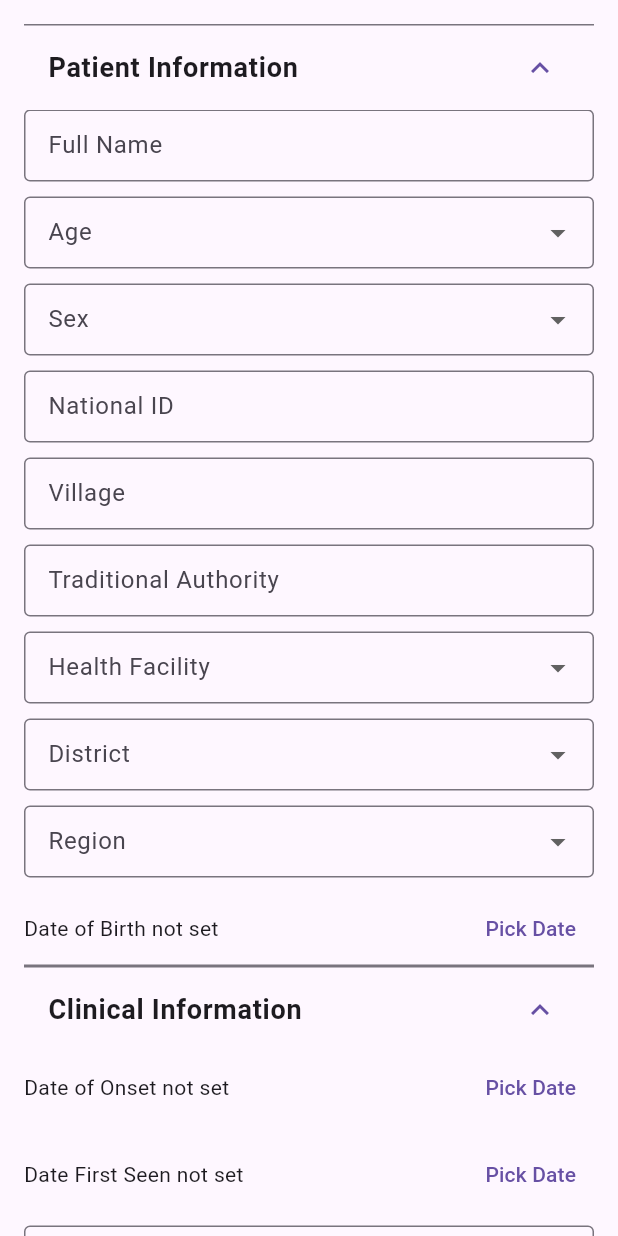
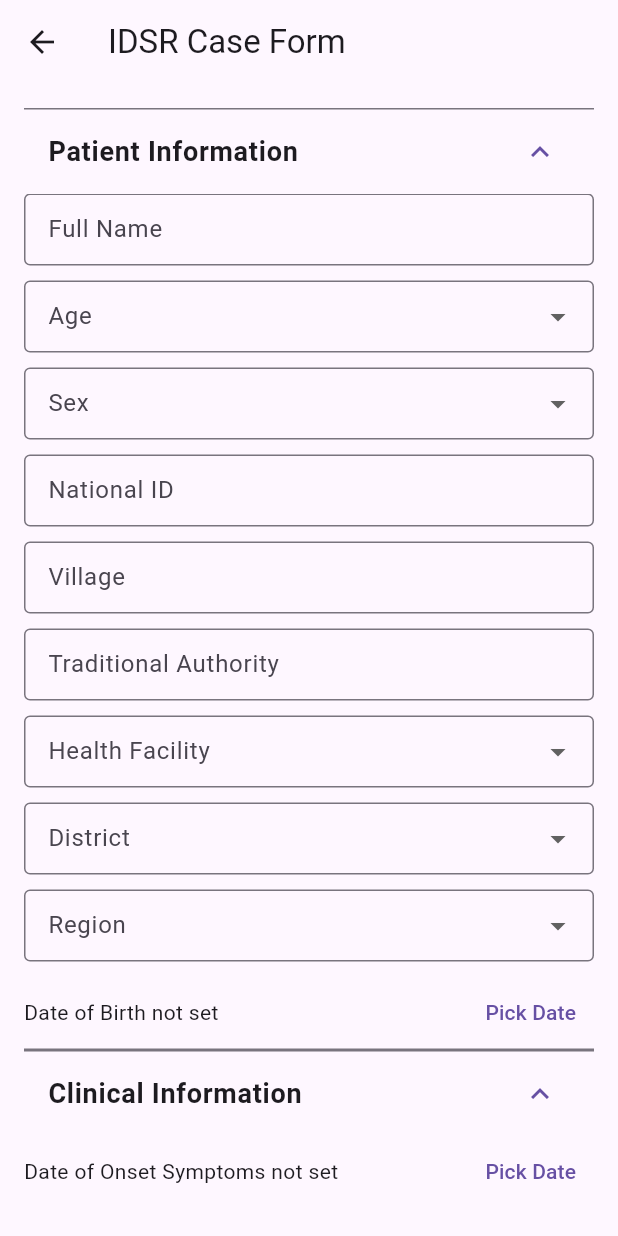
Before and after one commit to Tuntufye4/IDSR-app, a Flutter app: the FormPage screen opened directly with empty values, on a phone screen of 412 x 824 dp. Run offline on Flutter 3.47's test engine with Material 3 defaults, Android fonts, the light colour scheme and no system bars; our stand-ins replace fl_chart; network calls fail.

Commit message:
added comps

```diff
--- /dev/null
+++ b/IDSR/lib/components/dropdown_options.dart
@@ -0,0 +1,195 @@
+// dropdown_options.dart
+
+const List<String> sexes = ['Male', 'Female'];
+
+const List<String> ageOptions = [
+  '0-4',
+  '5-14',
+  '15-24',
+  '25-34',
+  '35-44',
+  '45-54',
+  '55-64',
+  '65+',
+];
+
+const List<String> regions = [
+  'Northern',
+  'Central',
+  'Southern',
+];
+
+final List<String> weekNumbers = [
+  for (int i = 1; i <= 52; i++) 'Week $i',
+];
+
+const List<String> districts = [
+  'Blantyre',
+  'Lilongwe',
+  'Mzimba',
+  'Zomba',
+  'Mangochi',
+  'Mulanje',
+  'Dedza',
+  'Chikwawa',
+  'Ntcheu',
+  'Rumphi',
+  'Nsanje',
+  'Nkhatabay',
+  'Mzuzu',
+  'Ntchisi',
+  'Mchinji',
+  'Karonga',
+  'Salima',
+  'Balaka',
+  'Neno',
+  'Phalombe',
+  'Chiradzulu',
+  'Nkhotakota',
+  'Kasungu',
+  'Thyolo',
+  'Dowa',
+];
+
+const List<String> healthFacilityOptions = [
+  'Queen Elizabeth Central Hospital',
+  'Kamuzu Central Hospital',
+  'Mzuzu Central Hospital',
+  'Zomba Central Hospital',
+  'District Hospital',
+  'Health Centre',
+  'Community Clinic',
+];
+
+const List<String> diseases = [
+  'Cholera',
+  'Plague',
+  'Yellow fever',
+  'Ebola virus',
+  'Marburg virus',
+  'Measles',
+  'Polio',
+  'Meningitis',
+  'Anthrax',
+  'Rabies',
+  'COVID-19',
+  'Typhoid',
+  'Dysentery',
+  'Malaria',
+  'Tuberculosis',
+  'HIV/AIDS',
+  'Other',
+];
+
+const List<String> caseClassifications = [
+  'Suspected',
+  'Probable',
+  'Confirmed',
+];
+
+const List<String> outcomes = [
+  'Alive',
+  'Deceased',
+  'Unknown',
+];
+
+const List<String> diagnosisTypes = [
+  'Clinical',
+  'Laboratory',
+  'Epidemiological',
+];
+
+const List<String> yesNoUnknown = [
+  'Yes',
+  'No',
+  'Unknown',
+];
+
+const List<String> specimenTypeOptions = [
+  'Blood',
+  'Urine',
+  'Sputum',
+  'Stool',
+  'Swab',
+  'Other',
+];
+
+const List<String> labResults = [
+  'Positive',
+  'Negative',
+  'Pending',
+  'Inconclusive',
+];
+
+const List<String> finalClassifications = [
+  'Confirmed',
+  'Discarded',
+  'Compatible',
+  'Unknown',
+];
+
+const List<String> vaccinationStatusList = [
+  'Vaccinated',
+  'Not Vaccinated',
+  'Unknown',
+];
+
+const List<String> travelHistoryOptions = [
+  'Yes',
+  'No',
+];
+
+const List<String> designationOptions = [
+  'Health Surveillance Assistant',
+  'Clinician',
+  'Nurse',
+  'Laboratory Technician',
+  'Environmental Health Officer',
+  'Other',
+];
+
+const List<String> healthFacilityCodes = [
+  'BLT001',
+  'LLW002',
+  'MZB003',
+  'ZBA004',
+  'MNG005',
+  'MLJ006',
+  'Other',
+];
+
+const List<String> districtCodes = [
+  'BT',
+  'LL',
+  'MZ',
+  'ZB',
+  'MN',
+  'ML',
+  'DZ',
+  'CK',
+  'NT',
+  'RP',
+  'NS',
+  'NK',
+  'MZ',
+  'NC',
+  'MC',
+  'KR',
+  'SL',
+  'BK',
+  'NN',
+  'PH',
+  'CH',
+  'NK',
+  'KS',
+  'TH',
+  'DW',
+];
+
+const List<String> yearOptions = [
+  '2023',
+  '2024',
+  '2025',
+  '2026',
+  '2027',
+];
--- a/IDSR/lib/pages/form_page.dart
+++ b/IDSR/lib/pages/form_page.dart
@@ -1,6 +1,7 @@
 import 'package:flutter/material.dart';
 import '/models/idsr_case.dart';
 import '/api/idsr_api.dart';
+import '../components/dropdown_options.dart';
 
 class FormPage extends StatefulWidget {
   final IdsrApi api;
@@ -28,67 +29,45 @@ class _FormPageState extends State<FormPage> {
   final _travelDestinationController = TextEditingController();
 
   // Dropdowns
-  String? _sex;
-  String? _disease;
-  String? _caseClassification;
-  String? _outcome;
-  String? _specimenCollected;
-  String? _specimenSentToLab;
-  String? _labResult;
-  String? _finalCaseClassification;
-  String? _vaccinationStatus;
-  String? _contactWithConfirmedCase;
-  String? _recentTravelHistory;
-  String? _designation;
-  String? _diagnosisType;
-  String? _district;
-  String? _districtCode;
-  String? _healthFacility;
-  String? _healthFacilityCode;
-  String? _region;
-  String? _specimenType;
+  String? _sex,
+      _disease,
+      _caseClassification,
+      _outcome,
+      _specimenCollected,
+      _specimenSentToLab,
+      _labResult,
+      _finalCaseClassification,
+      _vaccinationStatus,
+      _contactWithConfirmedCase,
+      _recentTravelHistory,
+      _designation,
+      _diagnosisType,
+      _district,
+      _districtCode,
+      _healthFacility,
+      _healthFacilityCode,
+      _region,
+      _specimenType;
 
-  // Nullable int dropdowns
-  int? _age;
-  int? _reportingWeekNumber;
-  int? _year;
+  int? _age, _reportingWeekNumber, _year;
 
   // Dates
-  DateTime? _dob;
-  DateTime? _dateOnsetSymptoms;
-  DateTime? _dateFirstSeen;
-  DateTime? _dateOfDeath;
-  DateTime? _dateSpecimenCollected;
-  DateTime? _dateResultReceived;
-  DateTime? _dateLastVaccination;
-  DateTime? _dateReported;
-  DateTime? _dateFormCompleted;
-
-  // Options
-  final _yesNoUnknown = ['Yes', 'No', 'Unknown'];
-  final _outcomes = ['Alive', 'Recovered', 'Deceased'];
-  final _labResults = ['Positive', 'Negative', 'Pending'];
-  final _finalClassifications = ['Confirmed', 'Discarded', 'Unknown'];
-  final _vaccinationStatusList = ['Vaccinated', 'Not Vaccinated', 'Unknown'];
-  final _travelHistoryOptions = ['Yes', 'No'];
-  final _designationOptions = ['Doctor', 'Nurse', 'Clinical Officer', 'HSAS', 'Lab Technician'];
-  final _diagnosisTypes = ['Clinical', 'Laboratory Confirmed', 'Epidemiological Link', 'Suspected', 'Probable'];
-  final _districtOptions = ['Blantyre', 'Lilongwe', 'Mzimba', 'Zomba', 'Ntcheu'];
-  final _districtCodeOptions = ['BLK', 'LIL', 'MZH', 'ZMB', 'NTC'];
-  final _healthFacilityOptions = ['Chilomoni HC', 'Queen Elizabeth Central Hospital', 'Kamuzu Central Hospital', 'Zomba Central Hospital', 'Mzuzu Central Hospital'];
-  final _healthFacilityCodeOptions = ['BLK01', 'BLK02', 'LIL01', 'LIL02', 'MZH01'];
-  final _regionOptions = ['Northern', 'Central', 'Southern'];
-  final _specimenTypeOptions = ['Blood', 'Urine', 'Stool', 'Sputum', 'Swab', 'Other'];
-  final _ageOptions = List<int>.generate(121, (i) => i); // 0-120
-  final _weekNumbers = List<int>.generate(53, (i) => i + 1); // 1-53
-  final _yearOptions = List<int>.generate(21, (i) => 2020 + i); // 2020-2040
+  DateTime? _dob,
+      _dateOnset,
+      _dateFirstSeen,
+      _dateOfDeath,
+      _dateSpecimenCollected,
+      _dateResultReceived,
+      _dateLastVaccination,
+      _dateReported,
+      _dateFormCompleted;
 
   // Section expanded states
-  bool _patientInfoExpanded = true;
-  bool _clinicalInfoExpanded = true;
-  bool _specimenLabInfoExpanded = true;
-  bool _vaccinationContactExpanded = true;
-  bool _reporterInfoExpanded = true;
+  bool _patientInfoExpanded = true,
+      _clinicalInfoExpanded = true,
+      _specimenLabInfoExpanded = true,
+      _vaccinationContactExpanded = true,
+      _reporterInfoExpanded = true;
 
   @override
   void dispose() {
@@ -106,7 +85,7 @@ class _FormPageState extends State<FormPage> {
     super.dispose();
   }
 
-  Future<void> _pickDate(String label, DateTime? value, Function(DateTime) onPicked) async {
+  Future<void> _pickDate(String label, DateTime? value, void Function(DateTime) onPicked) async {
     final picked = await showDatePicker(
       context: context,
       initialDate: value ?? DateTime.now(),
@@ -122,7 +101,10 @@ class _FormPageState extends State<FormPage> {
         Expanded(
           child: Text(value == null ? '$label not set' : '$label: ${value.toIso8601String().split("T")[0]}'),
         ),
-        TextButton(onPressed: () => _pickDate(label, value, onPick), child: const Text('Pick Date')),
+        TextButton(
+          onPressed: () => _pickDate(label, value, onPick),
+          child: const Text('Pick Date'),
+        ),
       ],
     );
   }
@@ -157,11 +139,10 @@ class _FormPageState extends State<FormPage> {
     );
   }
 
-  Future<void> _submit() async {
+  Future<void> _submitForm() async {
     if (!_formKey.currentState!.validate()) return;
 
     final caseData = IdsrCase(
-   //   patientId:  // backend will generate
       fullName: _fullNameController.text,
       age: _age,
       sex: _sex,
@@ -172,7 +153,7 @@ class _FormPageState extends State<FormPage> {
       healthFacility: _healthFacility,
       district: _district,
       region: _region,
-      dateOnsetSymptoms: _dateOnsetSymptoms,
+      dateOnsetSymptoms: _dateOnset,
       dateFirstSeen: _dateFirstSeen,
       disease: _disease,
       caseClassification: _caseClassification,
@@ -251,7 +232,7 @@ class _FormPageState extends State<FormPage> {
       _reportingWeekNumber = null;
       _year = null;
       _dob = null;
-      _dateOnsetSymptoms = null;
+      _dateOnset = null;
       _dateFirstSeen = null;
       _dateOfDeath = null;
       _dateSpecimenCollected = null;
@@ -260,17 +241,18 @@ class _FormPageState extends State<FormPage> {
       _dateReported = null;
       _dateFormCompleted = null;
 
-      _patientInfoExpanded = false;
-      _clinicalInfoExpanded = false;
-      _specimenLabInfoExpanded = false;
-      _vaccinationContactExpanded = false;
-      _reporterInfoExpanded = false;
+      _patientInfoExpanded = true;
+      _clinicalInfoExpanded = true;
+      _specimenLabInfoExpanded = true;
+      _vaccinationContactExpanded = true;
+      _reporterInfoExpanded = true;
     });
   }
 
   @override
   Widget build(BuildContext context) {
     return Scaffold(
+      appBar: AppBar(title: const Text('IDSR Case Form')),
       body: SingleChildScrollView(
         padding: const EdgeInsets.all(16),
         child: Form(
@@ -278,14 +260,14 @@ class _FormPageState extends State<FormPage> {
           child: Column(
             crossAxisAlignment: CrossAxisAlignment.stretch,
             children: [
-              // Patient Information
+              // Patient Info
               ExpansionTile(
                 initiallyExpanded: _patientInfoExpanded,
                 title: const Text('Patient Information', style: TextStyle(fontSize: 18, fontWeight: FontWeight.bold)),
                 children: [
                   _textField('Full Name', _fullNameController),
                   const SizedBox(height: 10),
-                  _dropdownField('Age', _age, _ageOptions, (v) => setState(() => _age = v)),
+                  _dropdownField('Age', _age, List<int>.generate(121, (i) => i), (v) => setState(() => _age = v)),
                   const SizedBox(height: 10),
                   _dropdownField('Sex', _sex, ['Male', 'Female'], (v) => setState(() => _sex = v)),
                   const SizedBox(height: 10),
@@ -295,91 +277,87 @@ class _FormPageState extends State<FormPage> {
                   const SizedBox(height: 10),
                   _textField('Traditional Authority', _taController),
                   const SizedBox(height: 10),
-                  _dropdownField('Health Facility', _healthFacility, _healthFacilityOptions, (v) => setState(() => _healthFacility = v)),
+                  _dropdownField('Health Facility', _healthFacility, healthFacilityOptions, (v) => setState(() => _healthFacility = v)),
                   const SizedBox(height: 10),
-                  _dropdownField('District', _district, _districtOptions, (v) => setState(() => _district = v)),
+                  _dropdownField('District', _district, districts, (v) => setState(() => _district = v)),
                   const SizedBox(height: 10),
-                  _dropdownField('Region', _region, _regionOptions, (v) => setState(() => _region = v)),
+                  _dropdownField('Region', _region, regions, (v) => setState(() => _region = v)),
                   const SizedBox(height: 10),
                   _dateRow('Date of Birth', _dob, (d) => setState(() => _dob = d)),
                 ],
               ),
 
-              // Clinical Information
+              // Clinical Info
               ExpansionTile(
                 initiallyExpanded: _clinicalInfoExpanded,
                 title: const Text('Clinical Information', style: TextStyle(fontSize: 18, fontWeight: FontWeight.bold)),
                 children: [
-                  _dateRow('Date of Onset', _dateOnsetSymptoms, (d) => setState(() => _dateOnsetSymptoms = d)),
+                  _dateRow('Date of Onset Symptoms', _dateOnset, (d) => setState(() => _dateOnset = d)),
                   const SizedBox(height: 10),
                   _dateRow('Date First Seen', _dateFirstSeen, (d) => setState(() => _dateFirstSeen = d)),
                   const SizedBox(height: 10),
-                  _dropdownField('Disease', _disease, ['Cholera','Plague','Yellow fever','Ebola virus','Marburg virus','Measles','Polio','Meningitis','Anthrax','Rabies','COVID-19','Typhoid','Dysentery','Malaria','Tuberculosis','HIV/AIDS'], (v) => setState(() => _disease = v)),
+                  _dropdownField('Disease', _disease, diseases, (v) => setState(() => _disease = v)),
                   const SizedBox(height: 10),
-                  _dropdownField('Classification', _caseClassification, ['Suspected', 'Probable', 'Confirmed'], (v) => setState(() => _caseClassification = v)),
+                  _dropdownField('Case Classification', _caseClassification, caseClassifications, (v) => setState(() => _caseClassification = v)),
                   const SizedBox(height: 10),
-                  _dropdownField('Outcome', _outcome, _outcomes, (v) => setState(() => _outcome = v)),
+                  _dropdownField('Outcome', _outcome, outcomes, (v) => setState(() => _outcome = v)),
                   if (_outcome == 'Deceased')
                     _dateRow('Date of Death', _dateOfDeath, (d) => setState(() => _dateOfDeath = d)),
                   const SizedBox(height: 10),
-                  _dropdownField('Diagnosis Type', _diagnosisType, _diagnosisTypes, (v) => setState(() => _diagnosisType = v)),
+                  _dropdownField('Diagnosis Type', _diagnosisType, diagnosisTypes, (v) => setState(() => _diagnosisType = v)),
                 ],
               ),
 
-              // Specimen & Lab Information
+              // Specimen & Lab Info
               ExpansionTile(
                 initiallyExpanded: _specimenLabInfoExpanded,
                 title: const Text('Specimen & Lab Information', style: TextStyle(fontSize: 18, fontWeight: FontWeight.bold)),
                 children: [
-                  _dropdownField('Specimen Collected', _specimenCollected, _yesNoUnknown, (v) => setState(() => _specimenCollected = v)),
-                  const SizedBox(height: 10),
+                  _dropdownField('Specimen Collected', _specimenCollected, yesNoUnknown, (v) => setState(() => _specimenCollected = v)),
                   if (_specimenCollected == 'Yes') ...[
                     _dateRow('Date Specimen Collected', _dateSpecimenCollected, (d) => setState(() => _dateSpecimenCollected = d)),
                     const SizedBox(height: 10),
-                    _dropdownField('Specimen Type', _specimenType, _specimenTypeOptions, (v) => setState(() => _specimenType = v)),
+                    _dropdownField('Specimen Type', _specimenType, specimenTypeOptions, (v) => setState(() => _specimenType = v)),
                   ],
                   const SizedBox(height: 10),
-                  _dropdownField('Specimen Sent to Lab', _specimenSentToLab, _yesNoUnknown, (v) => setState(() => _specimenSentToLab = v)),
-                  const SizedBox(height: 10),
+                  _dropdownField('Specimen Sent to Lab', _specimenSentToLab, yesNoUnknown, (v) => setState(() => _specimenSentToLab = v)),
                   if (_specimenSentToLab == 'Yes') ...[
                     _textField('Lab Name', _labNameController),
                     const SizedBox(height: 10),
-                    _dropdownField('Lab Result', _labResult, _labResults, (v) => setState(() => _labResult = v)),
+                    _dropdownField('Lab Result', _labResult, labResults, (v) => setState(() => _labResult = v)),
                     const SizedBox(height: 10),
                     _dateRow('Date Result Received', _dateResultReceived, (d) => setState(() => _dateResultReceived = d)),
                   ],
                   const SizedBox(height: 10),
-                  _dropdownField('Final Case Classification', _finalCaseClassification, _finalClassifications, (v) => setState(() => _finalCaseClassification = v)),
+                  _dropdownField('Final Case Classification', _finalCaseClassification, finalClassifications, (v) => setState(() => _finalCaseClassification = v)),
                 ],
               ),
 
-              // Vaccination & Contact History
+              // Vaccination & Contact
               ExpansionTile(
                 initiallyExpanded: _vaccinationContactExpanded,
                 title: const Text('Vaccination & Contact History', style: TextStyle(fontSize: 18, fontWeight: FontWeight.bold)),
                 children: [
-                  _dropdownField('Vaccination Status', _vaccinationStatus, _vaccinationStatusList, (v) => setState(() => _vaccinationStatus = v)),
-                  const SizedBox(height: 10),
+                  _dropdownField('Vaccination Status', _vaccinationStatus, vaccinationStatusList, (v) => setState(() => _vaccinationStatus = v)),
                   if (_vaccinationStatus == 'Vaccinated')
                     _dateRow('Date Last Vaccination', _dateLastVaccination, (d) => setState(() => _dateLastVaccination = d)),
                   const SizedBox(height: 10),
-                  _dropdownField('Contact with Confirmed Case', _contactWithConfirmedCase, _yesNoUnknown, (v) => setState(() => _contactWithConfirmedCase = v)),
+                  _dropdownField('Contact with Confirmed Case', _contactWithConfirmedCase, yesNoUnknown, (v) => setState(() => _contactWithConfirmedCase = v)),
                   const SizedBox(height: 10),
-                  _dropdownField('Recent Travel History', _recentTravelHistory, _travelHistoryOptions, (v) => setState(() => _recentTravelHistory = v)),
-                  const SizedBox(height: 10),
+                  _dropdownField('Recent Travel History', _recentTravelHistory, travelHistoryOptions, (v) => setState(() => _recentTravelHistory = v)),
                   if (_recentTravelHistory == 'Yes')
                     _textField('Travel Destination', _travelDestinationController),
                 ],
               ),
 
-              // Reporter Information
+              // Reporter Info
               ExpansionTile(
                 initiallyExpanded: _reporterInfoExpanded,
                 title: const Text('Reporter Information', style: TextStyle(fontSize: 18, fontWeight: FontWeight.bold)),
                 children: [
                   _textField('Reporter Name', _reporterNameController),
                   const SizedBox(height: 10),
-                  _dropdownField('Designation', _designation, _designationOptions, (v) => setState(() => _designation = v)),
+                  _dropdownField('Designation', _designation, designationOptions, (v) => setState(() => _designation = v)),
                   const SizedBox(height: 10),
                   _textField('Contact Number', _contactNumberController),
                   const SizedBox(height: 10),
@@ -389,36 +367,26 @@ class _FormPageState extends State<FormPage> {
                   const SizedBox(height: 10),
                   _dateRow('Date Form Completed', _dateFormCompleted, (d) => setState(() => _dateFormCompleted = d)),
                   const SizedBox(height: 10),
-                  _dropdownField('Health Facility Code', _healthFacilityCode, _healthFacilityCodeOptions, (v) => setState(() => _healthFacilityCode = v)),
+                  _dropdownField('Health Facility Code', _healthFacilityCode, healthFacilityCodes, (v) => setState(() => _healthFacilityCode = v)),
                   const SizedBox(height: 10),
-                  _dropdownField('District Code', _districtCode, _districtCodeOptions, (v) => setState(() => _districtCode = v)),
+                  _dropdownField('District Code', _districtCode, districtCodes, (v) => setState(() => _districtCode = v)),
                   const SizedBox(height: 10),
                   _textField('Form Version', _formVersionController),
                   const SizedBox(height: 10),
                   _textField('Observations', _observationsController),
                   const SizedBox(height: 10),
-                  _dropdownField('Reporting Week Number', _reportingWeekNumber, _weekNumbers, (v) => setState(() => _reportingWeekNumber = v)),
+                  _dropdownField('Reporting Week Number', _reportingWeekNumber, weekNumbers, (v) => setState(() => _reportingWeekNumber = v as int?)),
                   const SizedBox(height: 10),
-                  _dropdownField('Year', _year, _yearOptions, (v) => setState(() => _year = v)),
+                  _dropdownField('Year', _year, yearOptions, (v) => setState(() => _year = v as int?)),
                 ],
               ),
 
               const SizedBox(height: 20),
               Row(
                 children: [
-                  Expanded(
-                    child: ElevatedButton(
-                      onPressed: _submit,
-                      child: const Text('Submit'),
-                    ),
-                  ),
+                  Expanded(child: ElevatedButton(onPressed: _submitForm, child: const Text('Submit'))),
                   const SizedBox(width: 10),
-                  Expanded(
-                    child: OutlinedButton(
-                      onPressed: _clearForm,
-                      child: const Text('Clear'),
-                    ),
-                  ),
+                  Expanded(child: OutlinedButton(onPressed: _clearForm, child: const Text('Clear'))),
                 ],
               ),
             ],
```
Also changed, not shown: IDSR/lib/components/CustomDatePicker.dart (added, +45 -0 lines), IDSR/lib/components/CustomDropdown.dart (added, +39 -0 lines), IDSR/lib/components/CustomTextField.dart (added, +28 -0 lines), IDSR/lib/pages/charts_page.dart (+8 -21 lines), IDSR/lib/components/form_field.dart (deleted).
